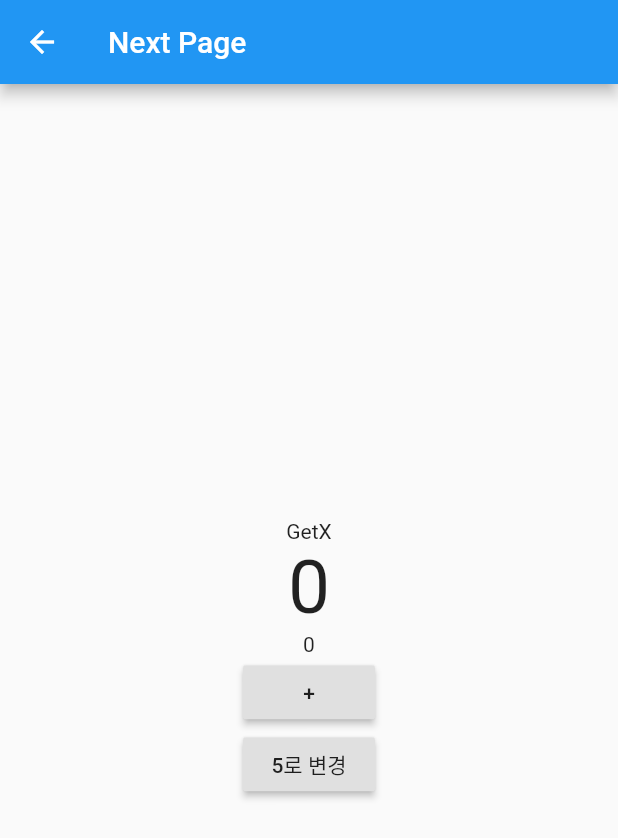
After one commit to asdasfafsf/futter_getx, a Flutter app: the screen it shows after launch, after a tap on "반응형 상태관리", on a phone screen of 412 x 824 dp. The commit adds this screen. Shown: the top 838 px of the screen. Run offline on Flutter 3.47's test engine with Material 2 defaults, Android fonts, the phone set to English and light mode, and no system bars; our stand-ins replace get.

Commit message:
reactive Getx

```diff
--- a/lib/src/controller/count_controller_with_getx.dart
+++ b/lib/src/controller/count_controller_with_getx.dart
@@ -9,4 +9,9 @@
     count++;
     update([id]);
   }
+
+  void putNumber(String id, int value) {
+    count = value;
+    update([id]);
+  }
 }
--- /dev/null
+++ b/lib/src/controller/count_controller_with_reactive.dart
@@ -0,0 +1,56 @@
+import 'package:get/get.dart';
+
+enum NUM { FIRST, SECOND }
+
+
+class User {
+  late String name;
+  late int age;
+
+  User( {required this.name, required this.age});
+}
+
+class CountControllerWithReactive extends GetxController{
+  RxInt count = 0.obs;
+  RxDouble count2 = 0.0.obs;
+  RxString value = "".obs;
+  Rx<NUM> nums = NUM.FIRST.obs;
+  Rx<User> user = User(name: 'asdsd', age: 30).obs;
+  RxList<String> list = RxList<String>();
+
+  void increase() {
+    count++;
+    count2.value = count2.value + 1.0;
+
+    user.update((val) {
+      val!.name = '반가워';
+    });
+
+    // list.addAll();
+    // list.add();
+    list.addIf(user.value.name == '반가워', 'okay');
+  }
+
+  void putNumber(int value) {
+    count(value);
+  }
+
+
+  @override
+  void onInit() {
+    ever(count, (_) => print('매번 호출'));
+    once(count, (_) => print('한번만 호출'));
+    debounce(count, (_) => print('마지막 변경에 한번만 호출'), time: Duration(seconds: 1));
+    interval(count, (_) => print('변경되고 있는 동안 1초마다 호출'), time: Duration(seconds: 1));
+
+    super.onInit();
+  }
+
+  @override
+  void onClose() {
+    super.onClose();
+  }
+}
+
+mixin NUMS {
+}
--- a/lib/src/home.dart
+++ b/lib/src/home.dart
@@ -2,6 +2,8 @@
 import 'package:get/get.dart';
 import 'package:getx1/src/pages/normal/first.dart';
 import 'package:getx1/src/pages/simple_state_manage_page.dart';
+
+import 'pages/reactive_state_manage_page copy.dart';
 
 
 class Home extends StatelessWidget {
@@ -56,7 +58,14 @@
                 Get.to(SimpleStateManagePage());
               },
               child: Text('단순상태관리'),
-            )
+            ),
+            RaisedButton(
+              onPressed: () {
+                //Navigator.of(context).push(MaterialPageRoute(builder: (_) => FirstPage()));
+                Get.to(ReactiveStateManagePage());
+              },
+              child: Text('반응형 상태관리'),
+            ),
           ],
         )
       ),
--- /dev/null
+++ b/lib/src/pages/reactive_state_manage_page copy.dart
@@ -0,0 +1,75 @@
+
+
+
+import 'package:flutter/material.dart';
+import 'package:get/get.dart';
+import 'package:getx1/src/controller/count_controller_with_getx.dart';
+import 'package:getx1/src/controller/count_controller_with_provider.dart';
+import 'package:getx1/src/controller/count_controller_with_reactive.dart';
+import 'package:provider/provider.dart';
+
+import 'state/with_getx.dart';
+import 'state/with_provider.dart';
+
+
+class ReactiveStateManagePage extends StatelessWidget {
+  const ReactiveStateManagePage({Key? key}) : super(key: key);
+
+  @override
+  Widget build(BuildContext context) {
+    Get.put(CountControllerWithReactive());
+
+
+    return Scaffold(
+      appBar: AppBar(
+        title: Text('Next Page'),
+      ),
+      body: Center(
+        child: Column(
+          mainAxisAlignment: MainAxisAlignment.center,
+          children: [
+            Text('GetX'),
+            // GetX(
+            //   builder: (_) {
+            //     return Text(
+            //       '${Get.find<CountControllerWithReactive>().count.value}',
+            //       style: TextStyle(
+            //         fontSize : 20,
+            //       ),
+            //     );
+            // }),
+            Obx(() {
+              return Text(
+                  '${Get.find<CountControllerWithReactive>().count.value}',
+                  style: TextStyle(
+                    fontSize : 50,
+                  ),
+                );
+              }
+            ),
+            Text(
+              '0'
+            ),
+            RaisedButton(
+              child: Text(
+                '+'
+              ),
+              onPressed: () => {
+                Get.find<CountControllerWithReactive>().increase()
+              }
+            ),
+            RaisedButton(
+              child: Text(
+                '5로 변경'
+              ),
+              onPressed: () => {
+                Get.find<CountControllerWithReactive>().putNumber(5)
+              }
+            ),
+          ],
+        )
+      ),
+    );
+  }
+
+}
```
Also changed, not shown: lib/src/pages/state/with_getx.dart (+9 -0 lines).
